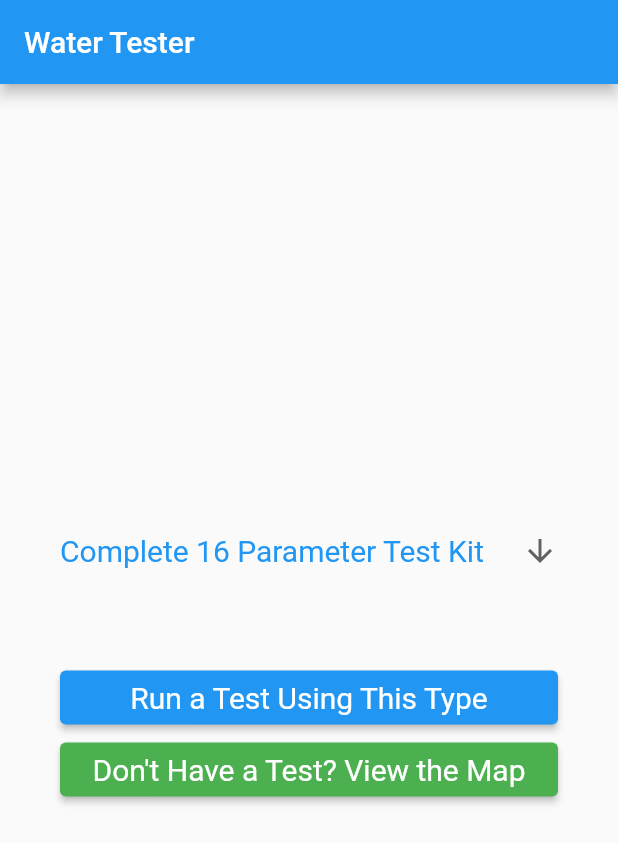
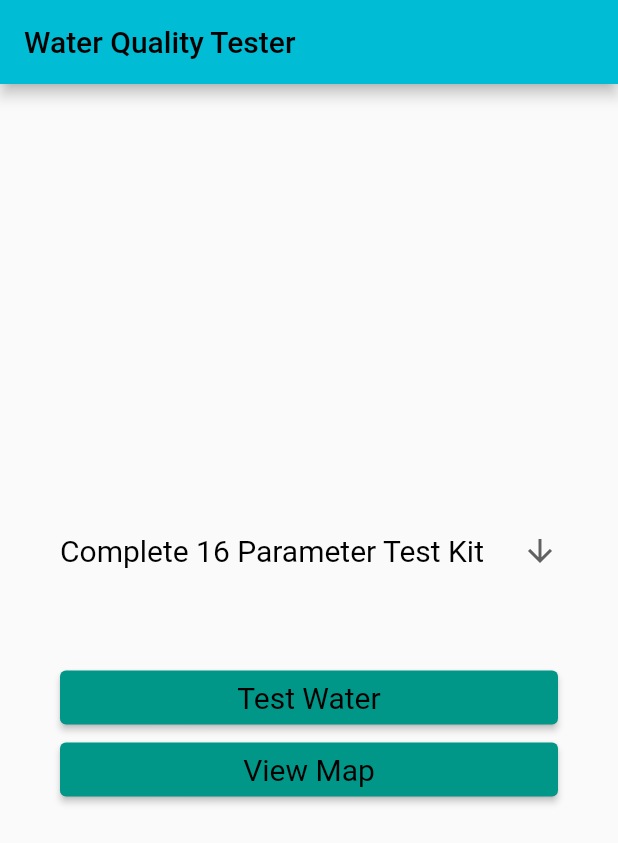
Before and after one commit to garrettcollier/WaterQualityTester, a Flutter app: the TesterDropdown screen opened directly, on a phone screen of 412 x 824 dp. Shown: the top 843 px of the screen. Run offline on Flutter 3.47's test engine with Material 2 defaults, Android fonts, the phone set to English and light mode, and no system bars; our stand-ins replace camera, flutter_native_image, geocoding, geolocator, google_maps_flutter; missing offline and left inert: a package.

Commit message:
UI cleanup

```diff
--- a/water_quality_app/lib/begin.dart
+++ b/water_quality_app/lib/begin.dart
@@ -1,11 +1,14 @@
 import 'package:flutter/material.dart';
-import 'package:water_quality_app/home.dart';
+import 'package:water_quality_app/select_tester_type.dart';
 
 class FrontPage extends StatelessWidget {
-  FrontPage({super.key});
+  const FrontPage({super.key});
         @override
         Widget build(BuildContext context) {
           return MaterialApp(
+            theme: ThemeData(
+              primarySwatch: Colors.cyan
+            ),
             home: Front(),
         );
         }
@@ -48,7 +51,7 @@ class _FrontState extends State<Front> {
                   Navigator.push(
                     context,
                     MaterialPageRoute(
-                      builder: (context) => const Home(),
+                      builder: (context) => const SelectTesterPage(),
                     ),
                   );
               },
--- a/water_quality_app/lib/main.dart
+++ b/water_quality_app/lib/main.dart
@@ -1,7 +1,6 @@
 import 'package:flutter/material.dart';
 import 'package:camera/camera.dart';
 import 'package:water_quality_app/begin.dart';
-import 'package:water_quality_app/select_tester_type.dart';
 
 List<CameraDescription> cameras = [];
 Future<void> main() async {
--- a/water_quality_app/lib/select_tester_type.dart
+++ b/water_quality_app/lib/select_tester_type.dart
@@ -1,5 +1,4 @@
 import 'package:flutter/material.dart';
-import 'package:water_quality_app/begin.dart';
 import 'package:water_quality_app/home.dart';
 import 'package:water_quality_app/map.dart';
 
@@ -14,7 +13,10 @@ class SelectTesterPage extends StatelessWidget {
 
   @override
   Widget build(BuildContext context) {
-    return const MaterialApp(
+    return MaterialApp(
+      theme: ThemeData(
+         primarySwatch: Colors.cyan
+      ),
       home: TesterDropdown(),
     );
   }
@@ -33,17 +35,17 @@ class _TesterDropdownState extends State<TesterDropdown> {
 
   // style the elevated buttons and dropdown
   final ButtonStyle styleButton1 = ElevatedButton.styleFrom(
-      textStyle: const TextStyle(fontSize: 20), backgroundColor: Colors.blue);
+      textStyle: const TextStyle(fontSize: 20), backgroundColor: Colors.teal);
   final ButtonStyle styleButton2 = ElevatedButton.styleFrom(
-      textStyle: const TextStyle(fontSize: 20), backgroundColor: Colors.green);
+      textStyle: const TextStyle(fontSize: 20), backgroundColor: Colors.teal);
   final TextStyle styleDropdown =
-      const TextStyle(fontSize: 20, color: Colors.blue);
+      const TextStyle(fontSize: 20, color: Colors.black);
 
   @override
   Widget build(BuildContext context) {
     return Scaffold(
       appBar: AppBar(
-        title: const Text('Water Tester'),
+        title: const Text('Water Quality Tester'),
       ),
       body: Padding(
         padding: const EdgeInsets.all(40.0),
@@ -89,7 +91,7 @@ class _TesterDropdownState extends State<TesterDropdown> {
                 );
               },
               child: const Text(
-                'Run a Test Using This Type',
+                'Test Water',
                 textAlign: TextAlign.center,
               ),
             ),
@@ -103,7 +105,7 @@ class _TesterDropdownState extends State<TesterDropdown> {
                   ),
                 );
               },
-              child: const Text("Don't Have a Test? View the Map",
+              child: const Text("View Map",
                   textAlign: TextAlign.center),
             )
           ],
```
Also changed, not shown: water_quality_app/lib/home.dart (+6 -3 lines), water_quality_app/lib/instructions.dart (+4 -3 lines).
